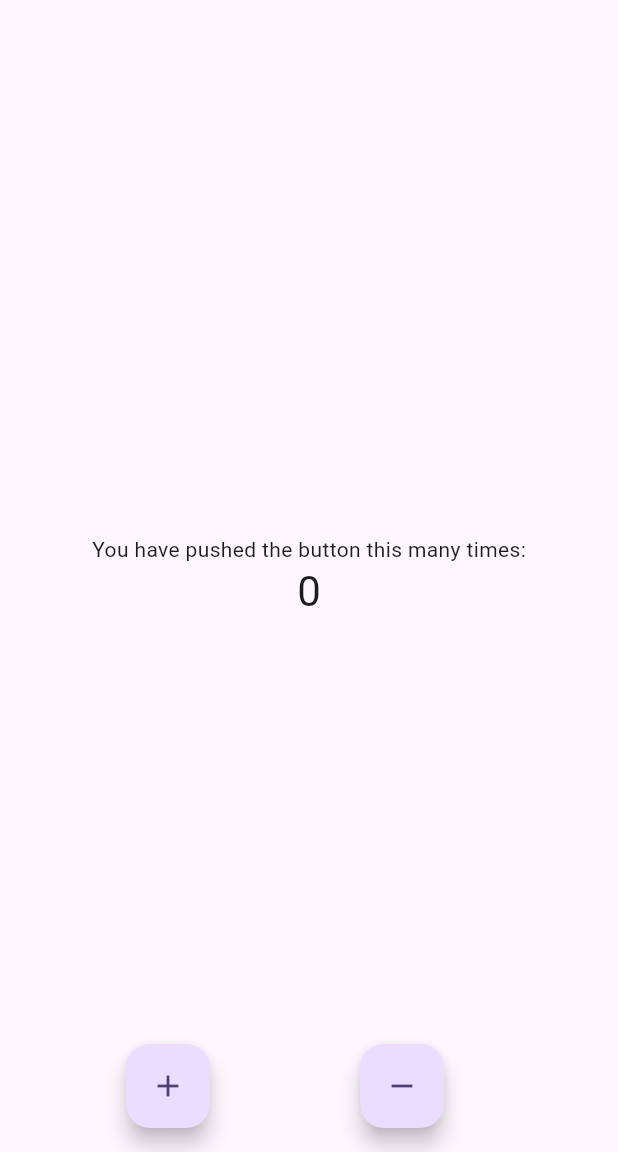
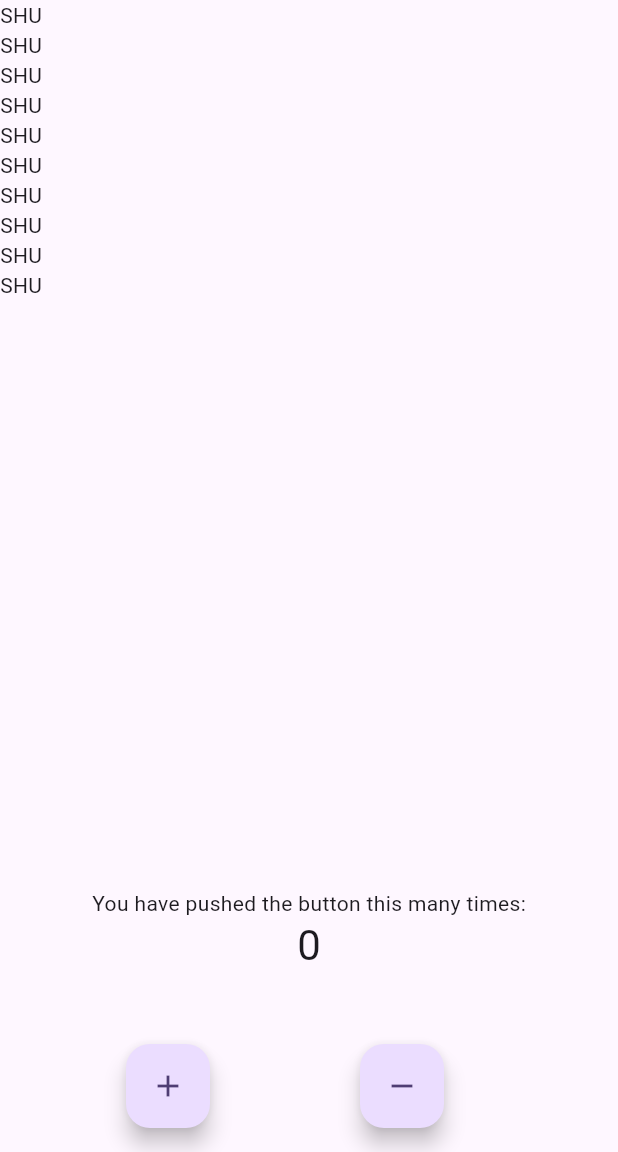
Before and after one commit to shahriarhu/test_git, a Flutter app: the screen it shows after launch, on a phone screen of 412 x 824 dp, the part 84-1236 px from its top. Run offline on Flutter 3.47's test engine with Material 3 defaults, Android fonts, the phone set to English and light mode, and no system bars.

Commit message:
Added a listview builder for testing

```diff
--- a/lib/main.dart
+++ b/lib/main.dart
@@ -116,12 +116,21 @@ class _MyHomePageState extends State<MyHomePage> {
           // wireframe for each widget.
           mainAxisAlignment: MainAxisAlignment.center,
           children: <Widget>[
+            Expanded(
+              child: ListView.builder(
+                itemBuilder: (context, index) => Text('SHU'),
+                itemCount: 10,
+              ),
+            ),
             const Text(
               'You have pushed the button this many times:',
             ),
             Text(
               '$_counter',
               style: Theme.of(context).textTheme.headlineMedium,
+            ),
+            const SizedBox(
+              height: 120,
             ),
           ],
         ),
```
